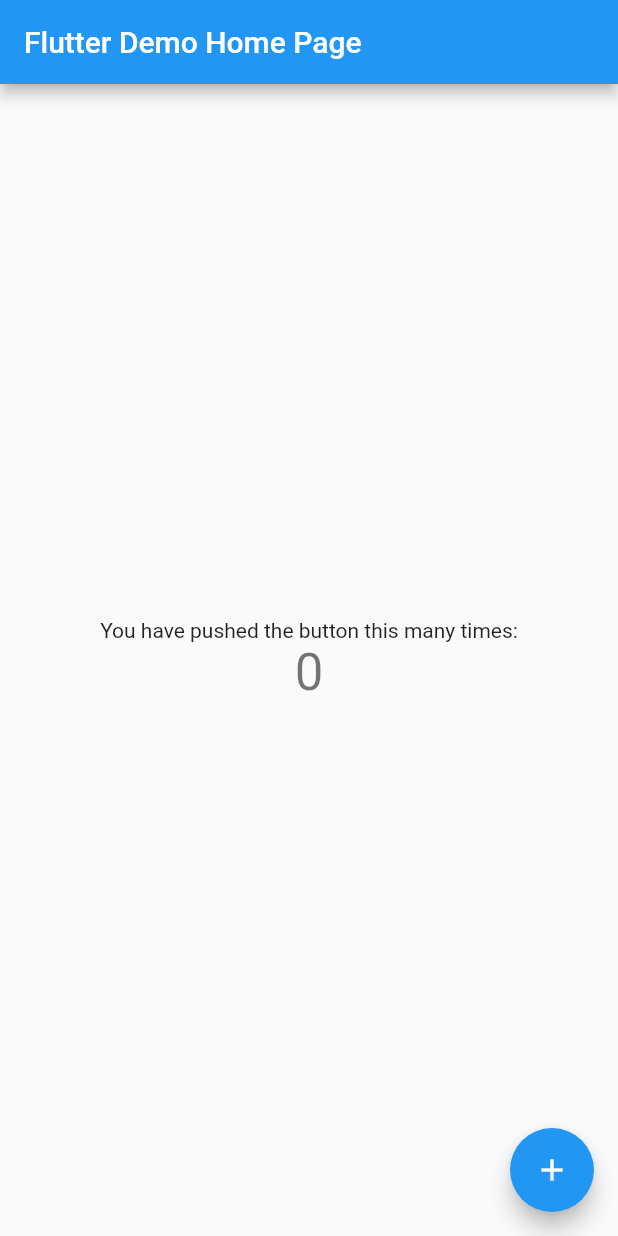
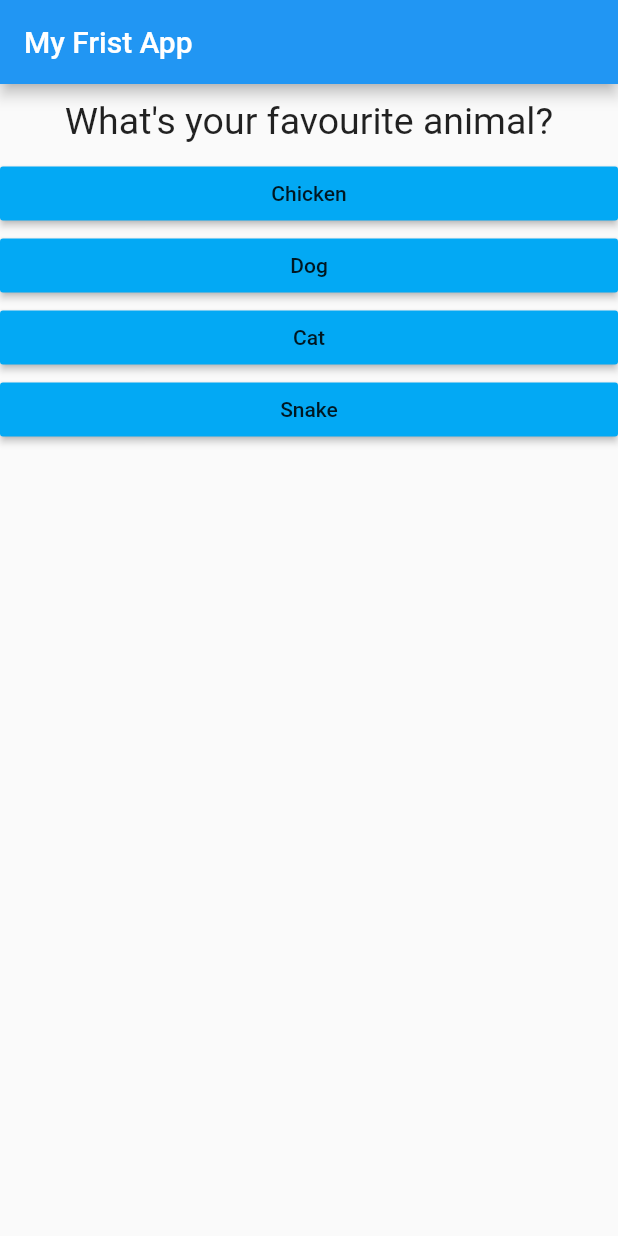
Before and after one commit to Kurczaak/Dart-Flutter-Projects, a Flutter app: the screen it shows after launch, on a phone screen of 412 x 824 dp. Run offline on Flutter 3.47's test engine with Material 2 defaults, Android fonts, the phone set to English and light mode, and no system bars.

Commit message:
Base done, needs some polishing.

```diff
--- /dev/null
+++ b/lib/answer.dart
@@ -0,0 +1,20 @@
+import 'package:flutter/material.dart';
+
+class Answer extends StatelessWidget {
+  final String answer;
+  final Function clickHandler;
+
+  Answer(this.answer, this.clickHandler);
+
+  @override
+  Widget build(BuildContext context) {
+    return Container(
+      width: double.infinity,
+      child: RaisedButton(
+        child: Text(answer),
+        onPressed: clickHandler,
+        color: Colors.lightBlue,
+      ),
+    );
+  }
+}
--- a/lib/main.dart
+++ b/lib/main.dart
@@ -1,117 +1,49 @@
 import 'package:flutter/material.dart';
+import './quiz.dart';
+import './result.dart';
 
-void main() {
-  runApp(MyApp());
-}
+void main() => runApp(MyApp());
 
-class MyApp extends StatelessWidget {
-  // This widget is the root of your application.
+class MyApp extends StatefulWidget {
   @override
-  Widget build(BuildContext context) {
-    return MaterialApp(
-      title: 'Flutter Demo',
-      theme: ThemeData(
-        // This is the theme of your application.
-        //
-        // Try running your application with "flutter run". You'll see the
-        // application has a blue toolbar. Then, without quitting the app, try
-        // changing the primarySwatch below to Colors.green and then invoke
-        // "hot reload" (press "r" in the console where you ran "flutter run",
-        // or simply save your changes to "hot reload" in a Flutter IDE).
-        // Notice that the counter didn't reset back to zero; the application
-        // is not restarted.
-        primarySwatch: Colors.blue,
-        // This makes the visual density adapt to the platform that you run
-        // the app on. For desktop platforms, the controls will be smaller and
-        // closer together (more dense) than on mobile platforms.
-        visualDensity: VisualDensity.adaptivePlatformDensity,
-      ),
-      home: MyHomePage(title: 'Flutter Demo Home Page'),
-    );
+  State<StatefulWidget> createState() {
+    return _MyAppState();
   }
 }
 
-class MyHomePage extends StatefulWidget {
-  MyHomePage({Key key, this.title}) : super(key: key);
+class _MyAppState extends State<MyApp> {
+  var _index = 0;
+  static const questions = [
+    {
+      'questionText': 'What\'s your favourite animal?',
+      'answers': ['Chicken', 'Dog', 'Cat', 'Snake']
+    },
+    {
+      'questionText': 'What\'s your favourite color?',
+      'answers': ['Red', 'Green', 'Blue', 'White']
+    },
+    {
+      'questionText': 'What\'s your favourite food?',
+      'answers': ['Pizza', 'Pork chop', 'Lasagna', 'Spaghetti']
+    }
+  ];
 
-  // This widget is the home page of your application. It is stateful, meaning
-  // that it has a State object (defined below) that contains fields that affect
-  // how it looks.
-
-  // This class is the configuration for the state. It holds the values (in this
-  // case the title) provided by the parent (in this case the App widget) and
-  // used by the build method of the State. Fields in a Widget subclass are
-  // always marked "final".
-
-  final String title;
-
-  @override
-  _MyHomePageState createState() => _MyHomePageState();
-}
-
-class _MyHomePageState extends State<MyHomePage> {
-  int _counter = 0;
-
-  void _incrementCounter() {
-    setState(() {
-      // This call to setState tells the Flutter framework that something has
-      // changed in this State, which causes it to rerun the build method below
-      // so that the display can reflect the updated values. If we changed
-      // _counter without calling setState(), then the build method would not be
-      // called again, and so nothing would appear to happen.
-      _counter++;
-    });
+  void _answerQuestion() {
+    print(_index);
+    setState(() => _index++);
   }
 
   @override
   Widget build(BuildContext context) {
-    // This method is rerun every time setState is called, for instance as done
-    // by the _incrementCounter method above.
-    //
-    // The Flutter framework has been optimized to make rerunning build methods
-    // fast, so that you can just rebuild anything that needs updating rather
-    // than having to individually change instances of widgets.
-    return Scaffold(
-      appBar: AppBar(
-        // Here we take the value from the MyHomePage object that was created by
-        // the App.build method, and use it to set our appbar title.
-        title: Text(widget.title),
+    return MaterialApp(
+      home: Scaffold(
+        appBar: AppBar(
+          title: Text("My Frist App"),
+        ),
+        body: _index < questions.length
+            ? Quiz(questions: questions, handleAnswer: _answerQuestion, index:_index)
+            : Result(),
       ),
-      body: Center(
-        // Center is a layout widget. It takes a single child and positions it
-        // in the middle of the parent.
-        child: Column(
-          // Column is also a layout widget. It takes a list of children and
-          // arranges them vertically. By default, it sizes itself to fit its
-          // children horizontally, and tries to be as tall as its parent.
-          //
-          // Invoke "debug painting" (press "p" in the console, choose the
-          // "Toggle Debug Paint" action from the Flutter Inspector in Android
-          // Studio, or the "Toggle Debug Paint" command in Visual Studio Code)
-          // to see the wireframe for each widget.
-          //
-          // Column has various properties to control how it sizes itself and
-          // how it positions its children. Here we use mainAxisAlignment to
-          // center the children vertically; the main axis here is the vertical
-          // axis because Columns are vertical (the cross axis would be
-          // horizontal).
-          mainAxisAlignment: MainAxisAlignment.center,
-          children: <Widget>[
-            Text(
-              'You have pushed the button this many times:',
-            ),
-            Text(
-              '$_counter',
-              style: Theme.of(context).textTheme.headline4,
-            ),
-          ],
-        ),
-      ),
-      floatingActionButton: FloatingActionButton(
-        onPressed: _incrementCounter,
-        tooltip: 'Increment',
-        child: Icon(Icons.add),
-      ), // This trailing comma makes auto-formatting nicer for build methods.
     );
   }
 }
--- /dev/null
+++ b/lib/question.dart
@@ -0,0 +1,19 @@
+import 'package:flutter/material.dart';
+
+class Question extends StatelessWidget {
+  final String question;
+
+  Question(this.question);
+
+  @override
+  Widget build(BuildContext context) {
+    return Container(
+        width: double.infinity,
+        margin: EdgeInsets.all(10),
+        child: Text(
+          question,
+          style: TextStyle(fontSize: 25),
+          textAlign: TextAlign.center,
+        ));
+  }
+}
--- /dev/null
+++ b/lib/quiz.dart
@@ -0,0 +1,23 @@
+import 'package:flutter/material.dart';
+import './question.dart';
+import './answer.dart';
+
+class Quiz extends StatelessWidget {
+  final questions;
+  final index;
+  Function handleAnswer;
+
+  Quiz({@required this.questions, @required this.index, @required this.handleAnswer});
+
+  @override
+  Widget build(BuildContext context) {
+    return Column(children: [
+      Question(
+        questions[index]['questionText'],
+      ),
+      ...(questions[index]['answers'] as List<String>)
+          .map((answer) => Answer(answer, handleAnswer))
+          .toList(),
+    ]);
+  }
+}
--- /dev/null
+++ b/lib/result.dart
@@ -0,0 +1,10 @@
+import 'package:flutter/material.dart';
+
+class Result extends StatelessWidget {
+  @override
+  Widget build(BuildContext context) {
+    return Center(
+      child: Text("You did it!"),
+    );
+  }
+}
```
